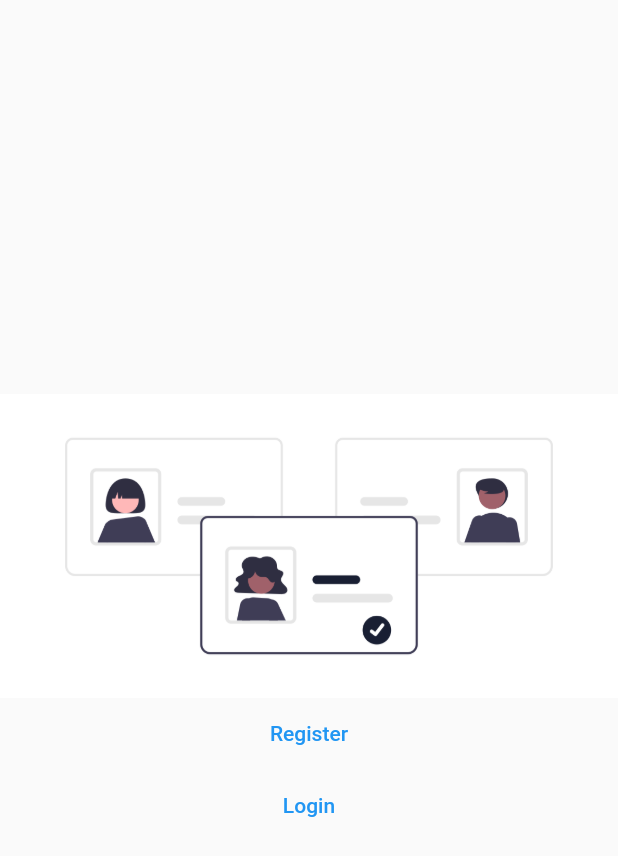
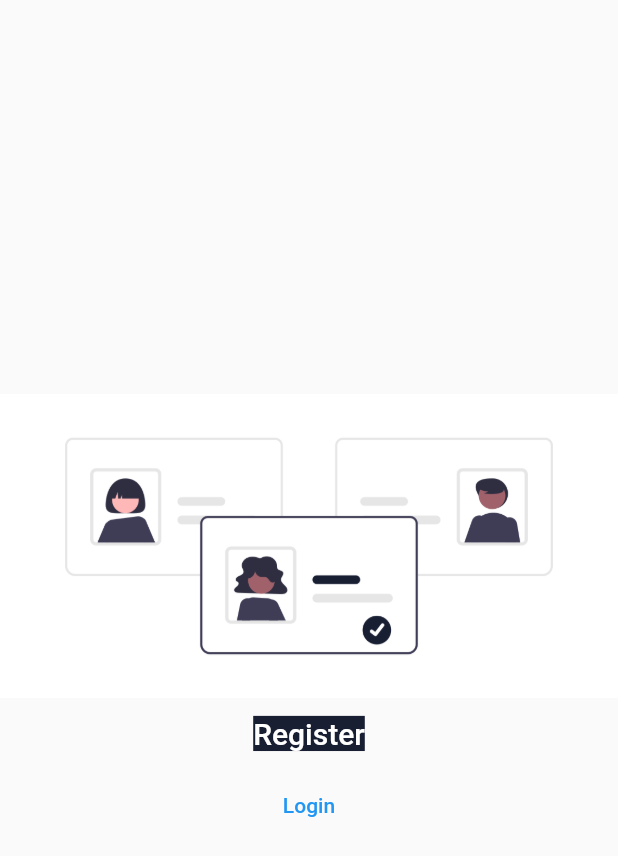
Before and after one commit to KhushbooGupta2111/Covitendance, a Flutter app: the screen it shows after launch, on a phone screen of 412 x 824 dp. Shown: the top 856 px of the screen. Run offline on Flutter 3.47's test engine with Material 2 defaults, Android fonts, the light colour scheme and no system bars; missing offline and left inert: splash_screen_view.

Commit message:
Changes in buttons

```diff
--- a/lib/pages/signup_login.dart
+++ b/lib/pages/signup_login.dart
@@ -22,7 +22,15 @@ class SignUp_Login extends StatelessWidget {
               ),
               TextButton(
                 onPressed: () {},
-                child: Text("Register"),
+                child: Text(
+                    "Register",
+                  style: TextStyle(
+                    fontSize: 20,
+                    backgroundColor: mainColor_blue,
+                    color: mainColor_white,
+                  ),
+
+                ),
               ),
               TextButton(onPressed: () {}, child: Text("Login"))
             ],
--- a/lib/utils/colors.dart
+++ b/lib/utils/colors.dart
@@ -6,3 +6,4 @@ import 'dart:ui';
 
 // These are the colors we have in the logo
 const Color mainColor_blue = Color.fromRGBO(25 , 31, 51, 1.0);
+const Color mainColor_white = Color.fromRGBO(255 , 255, 255, 1.0);
```
